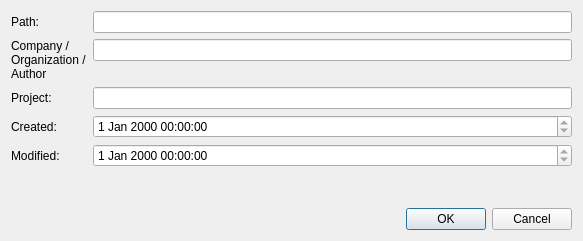
akyoto/flua, file src/bp/Tools/IDE/ui/module-properties.ui: the form before one commit.
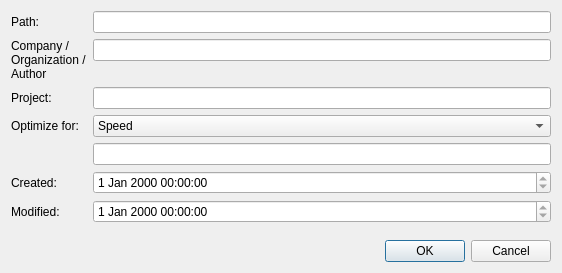
The form after the commit.

What changed in the file:
```diff
--- a/src/bp/Tools/IDE/ui/module-properties.ui
+++ b/src/bp/Tools/IDE/ui/module-properties.ui
@@ -6,8 +6,8 @@
    <rect>
     <x>0</x>
     <y>0</y>
-    <width>583</width>
-    <height>241</height>
+    <width>562</width>
+    <height>273</height>
    </rect>
   </property>
   <property name="windowTitle">
@@ -48,14 +48,79 @@
        </property>
       </widget>
      </item>
-     <item row="4" column="0">
-      <widget class="QLabel" name="label_3">
+     <item row="1" column="1">
+      <widget class="QLineEdit" name="companyName">
+       <property name="whatsThis">
+        <string>Top level directory name. Usually a short tag for your name.</string>
+       </property>
+       <property name="readOnly">
+        <bool>true</bool>
+       </property>
+      </widget>
+     </item>
+     <item row="3" column="0">
+      <widget class="QLabel" name="label_5">
        <property name="text">
-        <string>Created:</string>
+        <string>Project:</string>
        </property>
       </widget>
      </item>
-     <item row="4" column="1">
+     <item row="3" column="1">
+      <widget class="QLineEdit" name="projectName">
+       <property name="whatsThis">
+        <string>2nd level of the directory tree. Create a directory inside your top-level directory to create a new project.</string>
+       </property>
+       <property name="readOnly">
+        <bool>true</bool>
+       </property>
+      </widget>
+     </item>
+     <item row="6" column="0">
+      <widget class="QLabel" name="label_6">
+       <property name="text">
+        <string>Optimize for:</string>
+       </property>
+      </widget>
+     </item>
+     <item row="6" column="1">
+      <widget class="QComboBox" name="optimizeFor">
+       <item>
+        <property name="text">
+         <string extracomment="Numerics will be Int and Float">Speed</string>
+        </property>
+       </item>
+       <item>
+        <property name="text">
+         <string extracomment="Numerics will be BigInt and BigFloat">Correctness</string>
+        </property>
+       </item>
+      </widget>
+     </item>
+     <item row="7" column="0">
+      <widget class="QLabel" name="label_7">
+       <property name="text">
+        <string/>
+       </property>
+      </widget>
+     </item>
+     <item row="7" column="1">
+      <widget class="QLineEdit" name="optimizeForExplanation">
+       <property name="readOnly">
+        <bool>true</bool>
+       </property>
+      </widget>
+     </item>
+     <item row="10" column="1">
+      <widget class="QDateTimeEdit" name="dateModified">
+       <property name="whatsThis">
+        <string>The last modification date.</string>
+       </property>
+       <property name="readOnly">
+        <bool>true</bool>
+       </property>
+      </widget>
+     </item>
+     <item row="9" column="1">
       <widget class="QDateTimeEdit" name="dateCreated">
        <property name="whatsThis">
         <string>The date this module has been created.</string>
@@ -65,47 +130,17 @@
        </property>
       </widget>
      </item>
-     <item row="5" column="0">
+     <item row="10" column="0">
       <widget class="QLabel" name="label_4">
        <property name="text">
         <string>Modified:</string>
        </property>
       </widget>
      </item>
-     <item row="5" column="1">
-      <widget class="QDateTimeEdit" name="dateModified">
-       <property name="whatsThis">
-        <string>The last modification date.</string>
-       </property>
-       <property name="readOnly">
-        <bool>true</bool>
-       </property>
-      </widget>
-     </item>
-     <item row="3" column="1">
-      <widget class="QLineEdit" name="projectName">
-       <property name="whatsThis">
-        <string>2nd level of the directory tree. Create a directory inside your top-level directory to create a new project.</string>
-       </property>
-       <property name="readOnly">
-        <bool>true</bool>
-       </property>
-      </widget>
-     </item>
-     <item row="3" column="0">
-      <widget class="QLabel" name="label_5">
+     <item row="9" column="0">
+      <widget class="QLabel" name="label_3">
        <property name="text">
-        <string>Project:</string>
-       </property>
-      </widget>
-     </item>
-     <item row="1" column="1">
-      <widget class="QLineEdit" name="companyName">
-       <property name="whatsThis">
-        <string>Top level directory name. Usually a short tag for your name.</string>
-       </property>
-       <property name="readOnly">
-        <bool>true</bool>
+        <string>Created:</string>
        </property>
       </widget>
      </item>
```
Left out of the diff: 8 changed lines with no effect on the pictures.
